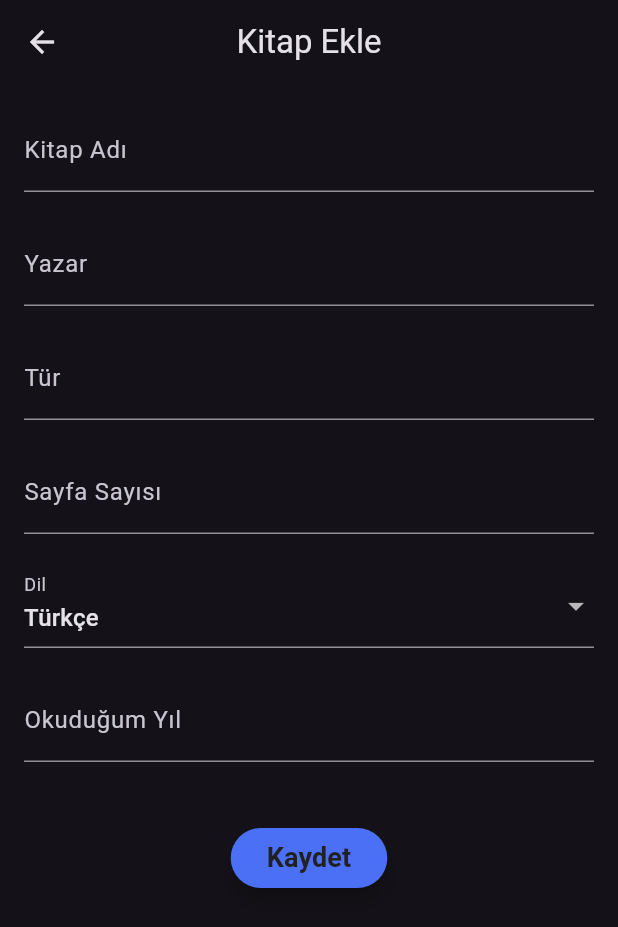
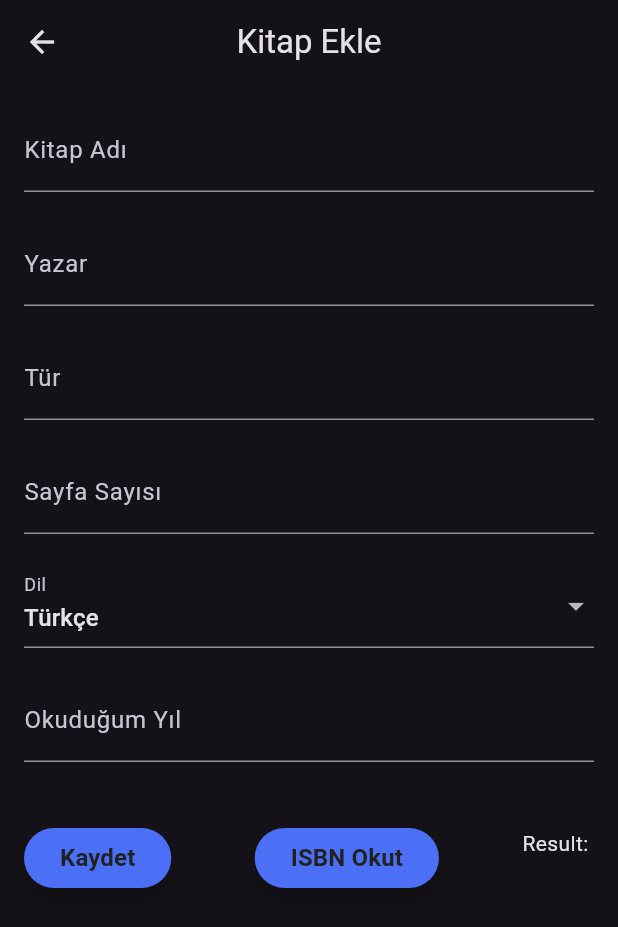
Before and after one commit to mehmetakifkucukkaya/bookListApp_flutter, a Flutter app: the AddBookPage screen opened by its route, on a phone screen of 412 x 824 dp. Shown: the top 927 px of the screen. Run offline on Flutter 3.47's test engine with Material 3 defaults, Android fonts, the phone set to English and light mode, and no system bars; our stand-ins replace convex_bottom_bar, dio, firebase_core, flutter_dotenv; missing offline and left inert: firebase_cloud_firestore, flutter_barcode_scanner; accounts and stored records are empty.

Commit message:
Created "add book with isbn"  method

```diff
--- a/lib/pages/add_book_page.dart
+++ b/lib/pages/add_book_page.dart
@@ -1,5 +1,9 @@
+import 'package:dio/dio.dart';
 import 'package:firebase_cloud_firestore/firebase_cloud_firestore.dart';
 import 'package:flutter/material.dart';
+import 'package:flutter/services.dart';
+import 'package:flutter_barcode_scanner/flutter_barcode_scanner.dart';
+import 'package:flutter_dotenv/flutter_dotenv.dart';
 
 import '../constants/constants.dart';
 
@@ -19,6 +23,11 @@ class _AddBookPageState extends State<AddBookPage> {
       TextEditingController();
 
   String languageDropdownValue = 'Türkçe';
+
+  String isbn = '';
+  String bookTitle = '';
+  String bookAuthor = '';
+  int pageCount = 0;
 
   void addBook(String bookName, String author, String genre, int pages,
       String language, int readingYear) async {
@@ -53,6 +62,54 @@ class _AddBookPageState extends State<AddBookPage> {
         );
       }
     }
+  }
+
+  // ISBN ile Barkod Okuma
+  Future<void> scanBarcode() async {
+    try {
+      String barcodeScanRes = await FlutterBarcodeScanner.scanBarcode(
+          '#ff6666', 'Geri Dön', true, ScanMode.BARCODE);
+      debugPrint(barcodeScanRes);
+      setState(() {
+        isbn = barcodeScanRes;
+      });
+
+      getBookDataWithISBN();
+    } on PlatformException catch (e) {
+      setState(() {
+        isbn = 'Barkod okuma işlemi başarısız oldu: $e';
+      });
+    }
+  }
+
+  void getBookDataWithISBN() async {
+    await dotenv.load(fileName: ".env");
+    var apiKey = dotenv.env['BOOKS_API_KEY'];
+    Dio dio = Dio();
+
+    Response response = await dio.get(
+        "https://www.googleapis.com/books/v1/volumes?q=isbn:$isbn&printType=books&key=$apiKey");
+    var bookdata = response.data;
+
+    print(bookdata);
+
+    var book = bookdata['items'][0]['volumeInfo'];
+
+    setState(() {
+      bookTitle = book['title'];
+      bookAuthor = book['authors'][0];
+      pageCount = book['pageCount'];
+
+      //* Eğer ISBN ile kitap bilgileri alınmışsa, bu bilgileri textfieldara yazdırıyoruz
+
+      bookNameController.text = bookTitle;
+      authorController.text = bookAuthor;
+      pagesController.text = pageCount.toString();
+    });
+
+    print("Kitap Adı: $bookTitle");
+    print("Yazar: $bookAuthor");
+    print("Sayfa Sayısı: $pageCount");
   }
 
   @override
@@ -131,8 +188,10 @@ class _AddBookPageState extends State<AddBookPage> {
                 keyboardType: TextInputType.number,
               ),
               const SizedBox(height: 40),
-              Center(
-                child: ElevatedButton(
+              Row(
+                mainAxisAlignment: MainAxisAlignment.spaceBetween,
+                children: [
+                  ElevatedButton(
                     onPressed: () {
                       addBook(
                         bookNameController.text,
@@ -151,10 +210,25 @@ class _AddBookPageState extends State<AddBookPage> {
                     child: const Text(
                       'Kaydet',
                       style: TextStyle(
-                        fontWeight: FontWeight.w700, fontSize: 18),
+                          fontWeight: FontWeight.w700, fontSize: 16),
                     ),
                   ),
+                  ElevatedButton(
+                    onPressed: scanBarcode,
+                    style: ElevatedButton.styleFrom(
+                      elevation: 5,
+                      backgroundColor: MyColors.buttonColor,
+                      foregroundColor: Colors.grey[900],
                     ),
+                    child: const Text(
+                      "ISBN Okut",
+                      style: TextStyle(
+                          fontWeight: FontWeight.w700, fontSize: 16),
+                    ),
+                  ),
+                  Text("Result: $isbn\n")
+                ],
+              )
             ],
           ),
         ),
```
Also changed, not shown: pubspec.yaml (+11 -6 lines), pubspec.lock, 2 other files. Lines whose indentation alone changed are shown as unchanged.
